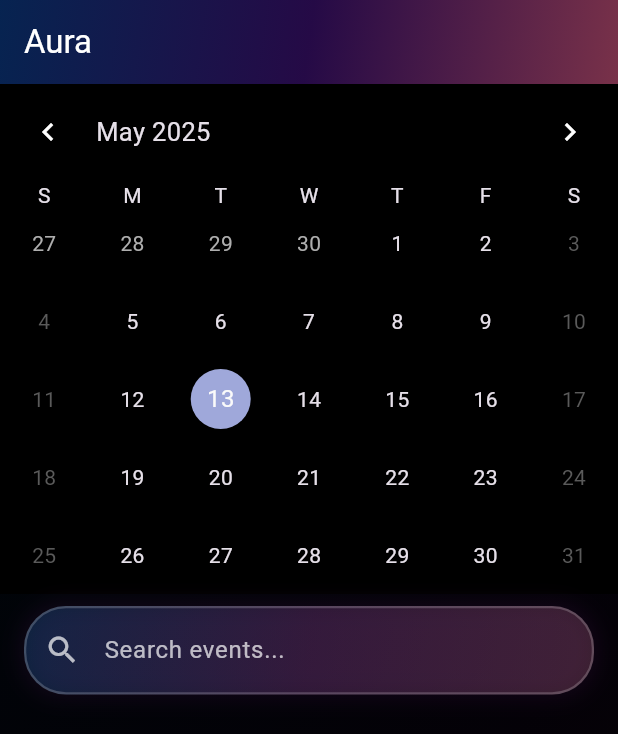
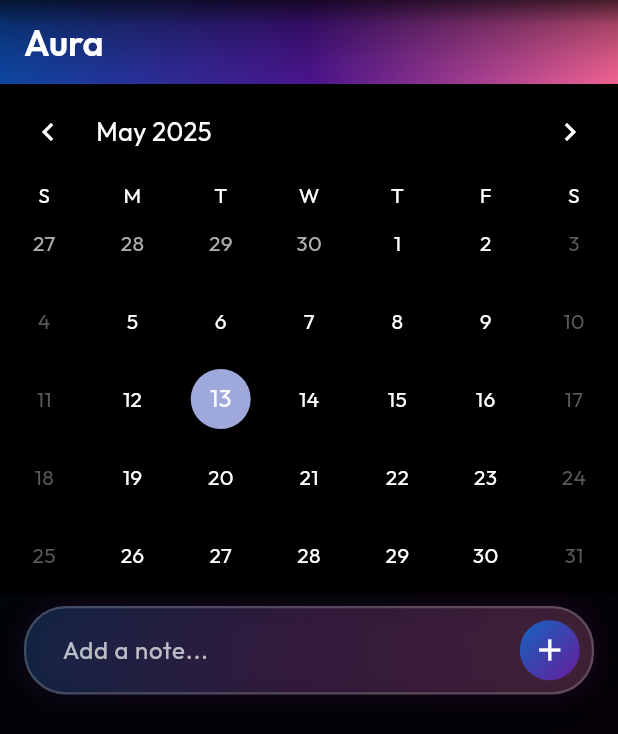
Before and after one commit to jzPLT/Aura, a Flutter app: the screen it shows after launch, on a phone screen of 412 x 824 dp. Shown: the top 734 px of the screen. Run offline on Flutter 3.47's test engine with Material 3 defaults, Android fonts, the phone set to English and light mode, and no system bars; drawn by our look-alikes of table_calendar; our stand-ins replace google_fonts; missing offline and left inert: calendar_day_view.

Commit message:
Changed the font, title gradient

```diff
--- a/aura_mobile/lib/main.dart
+++ b/aura_mobile/lib/main.dart
@@ -3,6 +3,7 @@ import 'package:table_calendar/table_calendar.dart';
 import 'package:intl/intl.dart';
 import 'package:calendar_day_view/calendar_day_view.dart';
 import 'package:flutter/rendering.dart';
+import 'package:google_fonts/google_fonts.dart';
 
 extension DayEventX on DayEvent<String> {
   String getTimeRangeString(BuildContext context) {
@@ -32,6 +33,9 @@ class AuraMobileApp extends StatelessWidget {
           background: Colors.black,
         ),
         scaffoldBackgroundColor: Colors.black,
+        textTheme: GoogleFonts.outfitTextTheme(
+          Theme.of(context).textTheme,
+        ).apply(bodyColor: Colors.white, displayColor: Colors.white),
       ),
       home: const LandingPage(title: 'Aura'),
     );
@@ -55,6 +59,7 @@ class _LandingPageState extends State<LandingPage>
   late Animation<double> _animation;
   bool _isMonthViewVisible = true;
   bool _isAnimating = false;
+  final TextEditingController _notesController = TextEditingController();
 
   final List<DayEvent<String>> _events = [
     DayEvent(
@@ -98,6 +103,7 @@ class _LandingPageState extends State<LandingPage>
   @override
   void dispose() {
     _animationController.dispose();
+    _notesController.dispose();
     super.dispose();
   }
 
@@ -206,23 +212,48 @@ class _LandingPageState extends State<LandingPage>
       child: Scaffold(
         appBar: PreferredSize(
           preferredSize: const Size.fromHeight(kToolbarHeight),
-          child: Container(
+          child: Stack(
+            children: [
+              Container(
                 decoration: BoxDecoration(
                   gradient: LinearGradient(
-                begin: Alignment.topLeft,
-                end: Alignment.bottomRight,
+                    begin: Alignment.centerLeft,
+                    end: Alignment.centerRight,
                     colors: [
-                  Colors.blue.shade900.withOpacity(0.5),
-                  Colors.purple.shade900.withOpacity(0.5),
-                  Colors.pink.shade300.withOpacity(0.5),
+                      Colors.blue.shade900,
+                      Colors.purple.shade900,
+                      Colors.pink.shade300,
                     ],
                   ),
                 ),
-            child: AppBar(
-              title: Text(widget.title),
+              ),
+              Container(
+                decoration: BoxDecoration(
+                  gradient: LinearGradient(
+                    begin: Alignment.topCenter,
+                    end: Alignment.bottomCenter,
+                    stops: const [0.0, 0.3, 0.7, 1.0],
+                    colors: [
+                      Colors.black.withOpacity(0.7),
+                      Colors.black.withOpacity(0.3),
+                      Colors.black.withOpacity(0.1),
+                      Colors.black.withOpacity(0.0),
+                    ],
+                  ),
+                ),
+              ),
+              AppBar(
+                title: Text(
+                  widget.title,
+                  style: GoogleFonts.outfit(
+                    fontWeight: FontWeight.w600,
+                    fontSize: 24,
+                  ),
+                ),
                 backgroundColor: Colors.transparent,
                 elevation: 0,
               ),
+            ],
           ),
         ),
         body: Column(
@@ -239,8 +270,8 @@ class _LandingPageState extends State<LandingPage>
                 },
                 headerStyle: HeaderStyle(formatButtonVisible: false),
                 daysOfWeekStyle: DaysOfWeekStyle(
-                  weekdayStyle: TextStyle(fontSize: 14),
-                  weekendStyle: TextStyle(fontSize: 14),
+                  weekdayStyle: GoogleFonts.outfit(fontSize: 14),
+                  weekendStyle: GoogleFonts.outfit(fontSize: 14),
                 ),
                 calendarStyle: CalendarStyle(
                   selectedDecoration: BoxDecoration(
@@ -259,7 +290,7 @@ class _LandingPageState extends State<LandingPage>
                     return Center(
                       child: Text(
                         DateFormat.E().format(day).substring(0, 1),
-                        style: TextStyle(fontSize: 14),
+                        style: GoogleFonts.outfit(fontSize: 14),
                       ),
                     );
                   },
@@ -291,7 +322,7 @@ class _LandingPageState extends State<LandingPage>
                             padding: const EdgeInsets.all(16.0),
                             child: Text(
                               DateFormat.yMMMMd().format(_selectedDay!),
-                              style: const TextStyle(
+                              style: GoogleFonts.outfit(
                                 fontSize: 20,
                                 fontWeight: FontWeight.bold,
                                 color: Colors.white,
@@ -350,7 +381,7 @@ class _LandingPageState extends State<LandingPage>
                                     children: [
                                       Text(
                                         event.value,
-                                        style: const TextStyle(
+                                        style: GoogleFonts.outfit(
                                           color: Colors.white,
                                           fontSize: 14,
                                           fontWeight: FontWeight.bold,
@@ -360,7 +391,7 @@ class _LandingPageState extends State<LandingPage>
                                       const SizedBox(height: 4),
                                       Text(
                                         event.getTimeRangeString(context),
-                                        style: TextStyle(
+                                        style: GoogleFonts.outfit(
                                           color: Colors.white.withOpacity(0.9),
                                           fontSize: 12,
                                         ),
@@ -401,18 +432,18 @@ class _LandingPageState extends State<LandingPage>
                             ),
                           ],
                         ),
+                        child: Row(
+                          children: [
+                            Expanded(
                               child: TextField(
+                                controller: _notesController,
                                 style: const TextStyle(
                                   color: Colors.white,
                                   fontSize: 16,
                                 ),
                                 decoration: InputDecoration(
-                            hintText: 'Search events...',
+                                  hintText: 'Add a note...',
                                   hintStyle: TextStyle(
-                              color: Colors.white.withOpacity(0.7),
-                            ),
-                            prefixIcon: Icon(
-                              Icons.search,
                                     color: Colors.white.withOpacity(0.7),
                                   ),
                                   border: OutlineInputBorder(
@@ -426,6 +457,40 @@ class _LandingPageState extends State<LandingPage>
                                 ),
                               ),
                             ),
+                            Container(
+                              margin: const EdgeInsets.only(right: 8.0),
+                              decoration: BoxDecoration(
+                                gradient: LinearGradient(
+                                  begin: Alignment.topLeft,
+                                  end: Alignment.bottomRight,
+                                  colors: [
+                                    Colors.blue.shade800,
+                                    Colors.purple.shade800,
+                                  ],
+                                ),
+                                borderRadius: BorderRadius.circular(20),
+                              ),
+                              child: Material(
+                                color: Colors.transparent,
+                                child: InkWell(
+                                  borderRadius: BorderRadius.circular(20),
+                                  onTap: () {
+                                    // API call will be implemented here
+                                  },
+                                  child: const Padding(
+                                    padding: EdgeInsets.all(8.0),
+                                    child: Icon(
+                                      Icons.add,
+                                      color: Colors.white,
+                                      size: 24,
+                                    ),
+                                  ),
+                                ),
+                              ),
+                            ),
+                          ],
+                        ),
+                      ),
                     ],
                   ),
                 ),
--- a/aura_mobile/pubspec.yaml
+++ b/aura_mobile/pubspec.yaml
@@ -36,6 +36,7 @@ dependencies:
   cupertino_icons: ^1.0.8
   table_calendar: ^3.2.0
   calendar_day_view: ^4.0.2
+  google_fonts: ^6.1.0
 
 dev_dependencies:
   flutter_test:
```
Also changed, not shown: aura_mobile/pubspec.lock, 2 other files. Lines whose indentation alone changed are shown as unchanged.
